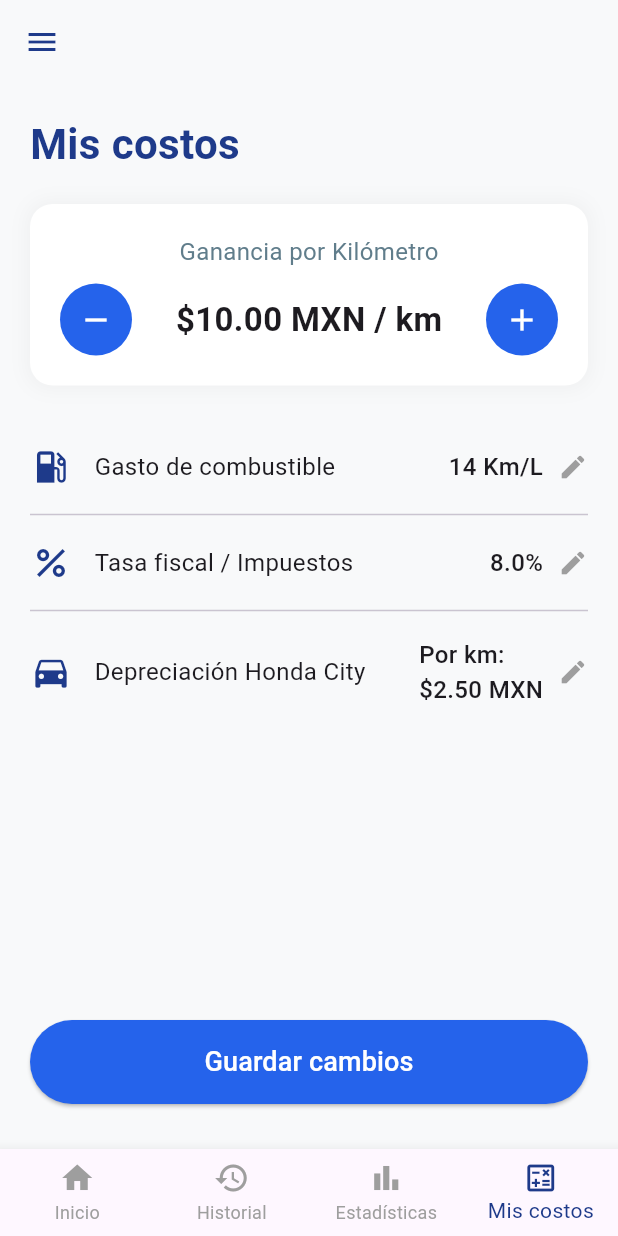
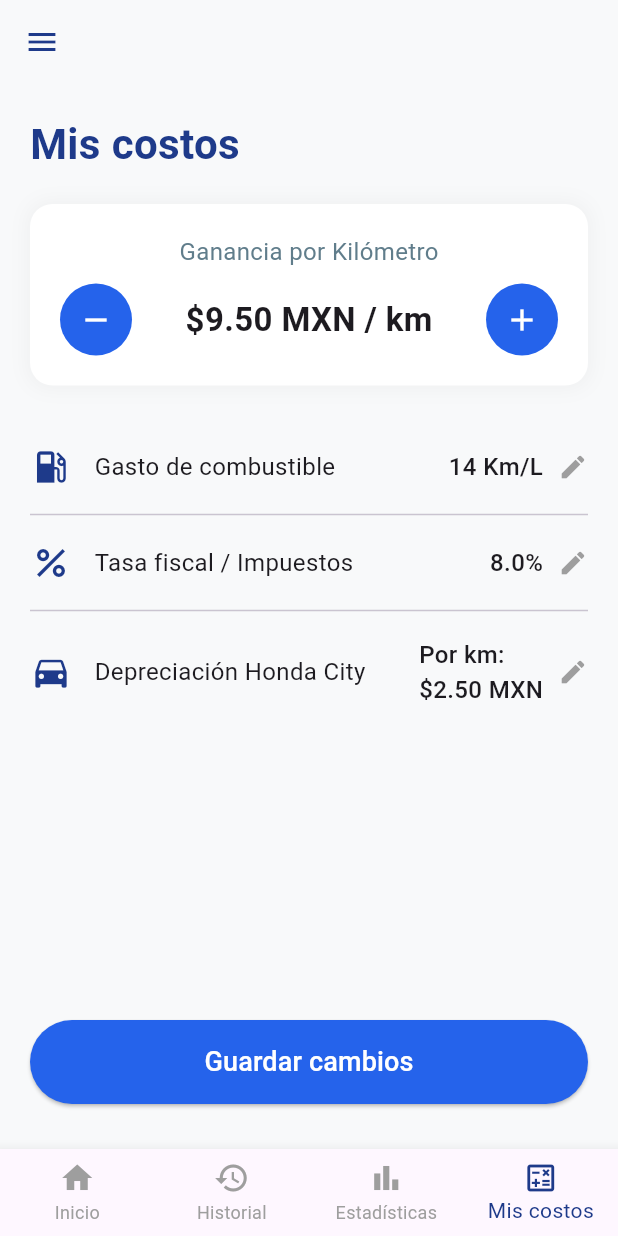
Before and after one commit to akalex5/masga_propio, a Flutter app: the screen it shows after launch, item 4 of the bottom bar chosen, after a tap on the "remove" icon, on a phone screen of 412 x 824 dp. Run offline on Flutter 3.47's test engine with Material 3 defaults, Android fonts, the phone set to English and light mode, and no system bars.

Commit message:
feat(costos): hacer interactivos los botones -/+ y la edicion de costos

```diff
--- a/lib/main.dart
+++ b/lib/main.dart
@@ -193,7 +193,7 @@ class HistorialScreen extends StatelessWidget {
               borderRadius: BorderRadius.circular(15),
               border: Border.all(color: const Color(0xFF1E3A8A)),
               boxShadow: [
-                BoxShadow(color: Colors.grey.withOpacity(0.2), blurRadius: 5, spreadRadius: 1),
+                BoxShadow(color: Colors.grey.withValues(alpha: 0.2), blurRadius: 5, spreadRadius: 1),
               ],
             ),
             child: const Row(
@@ -221,8 +221,96 @@ class EstadisticasScreen extends StatelessWidget {
   }
 }
 
-class MisCostosScreen extends StatelessWidget {
+class MisCostosScreen extends StatefulWidget {
   const MisCostosScreen({super.key});
+
+  @override
+  State<MisCostosScreen> createState() => _MisCostosScreenState();
+}
+
+class _MisCostosScreenState extends State<MisCostosScreen> {
+  double _gananciaPorKm = 10.00;
+  double _gastoCombustible = 14.0;
+  double _tasaImpuestos = 8.0;
+  double _depreciacionPorKm = 2.50;
+
+  void _cambiarGananciaPorKm(double delta) {
+    setState(() {
+      final nuevoValor = _gananciaPorKm + delta;
+      _gananciaPorKm = nuevoValor < 0 ? 0.0 : nuevoValor;
+    });
+  }
+
+  Future<void> _mostrarDialogoEdicion({
+    required String titulo,
+    required String sufijo,
+    required double valorActual,
+    required ValueChanged<double> onGuardar,
+  }) async {
+    final controller = TextEditingController(
+      text: valorActual.toStringAsFixed(2).replaceAll(RegExp(r'\.00$'), ''),
+    );
+
+    final resultado = await showDialog<double>(
+      context: context,
+      builder: (dialogContext) {
+        return AlertDialog(
+          title: Text(
+            titulo,
+            style: const TextStyle(color: Color(0xFF1E3A8A), fontWeight: FontWeight.bold),
+          ),
+          content: TextField(
+            controller: controller,
+            keyboardType: const TextInputType.numberWithOptions(decimal: true),
+            autofocus: true,
+            decoration: InputDecoration(
+              suffixText: sufijo,
+              border: const OutlineInputBorder(),
+            ),
+            onSubmitted: (texto) {
+              final valor = double.tryParse(texto.replaceAll(',', '.'));
+              if (valor != null && valor >= 0) {
+                Navigator.of(dialogContext).pop(valor);
+              }
+            },
+          ),
+          actions: [
+            TextButton(
+              onPressed: () => Navigator.of(dialogContext).pop(),
+              child: const Text('Cancelar'),
+            ),
+            ElevatedButton(
+              onPressed: () {
+                final valor = double.tryParse(controller.text.replaceAll(',', '.'));
+                if (valor != null && valor >= 0) {
+                  Navigator.of(dialogContext).pop(valor);
+                }
+              },
+              style: ElevatedButton.styleFrom(
+                backgroundColor: const Color(0xFF2563EB),
+              ),
+              child: const Text('Aceptar', style: TextStyle(color: Colors.white)),
+            ),
+          ],
+        );
+      },
+    );
+
+    WidgetsBinding.instance.addPostFrameCallback((_) {
+      controller.dispose();
+    });
+
+    if (resultado != null) {
+      setState(() {
+        onGuardar(resultado);
+      });
+    }
+  }
+
+  String _formatearCombustible(double valor) {
+    final texto = valor % 1 == 0 ? valor.toInt().toString() : valor.toStringAsFixed(1);
+    return '$texto Km/L';
+  }
 
   @override
   Widget build(BuildContext context) {
@@ -242,7 +330,7 @@ class MisCostosScreen extends StatelessWidget {
               color: Colors.white,
               borderRadius: BorderRadius.circular(15),
               boxShadow: [
-                BoxShadow(color: Colors.grey.withOpacity(0.1), blurRadius: 10, spreadRadius: 2),
+                BoxShadow(color: Colors.grey.withValues(alpha: 0.1), blurRadius: 10, spreadRadius: 2),
               ],
             ),
             child: Column(
@@ -252,25 +340,83 @@ class MisCostosScreen extends StatelessWidget {
                 Row(
                   mainAxisAlignment: MainAxisAlignment.spaceBetween,
                   children: [
-                    _buildCirculoBoton(Icons.remove),
-                    const Text('\$10.00 MXN / km', style: TextStyle(fontSize: 22, fontWeight: FontWeight.bold)),
-                    _buildCirculoBoton(Icons.add),
+                    _buildCirculoBoton(
+                      Icons.remove,
+                      onPressed: () => _cambiarGananciaPorKm(-0.50),
+                    ),
+                    InkWell(
+                      borderRadius: BorderRadius.circular(8),
+                      onTap: () => _mostrarDialogoEdicion(
+                        titulo: 'Ganancia por Kilómetro',
+                        sufijo: 'MXN / km',
+                        valorActual: _gananciaPorKm,
+                        onGuardar: (valor) => _gananciaPorKm = valor,
+                      ),
+                      child: Padding(
+                        padding: const EdgeInsets.symmetric(horizontal: 8.0, vertical: 4.0),
+                        child: Text(
+                          '\$${_gananciaPorKm.toStringAsFixed(2)} MXN / km',
+                          style: const TextStyle(fontSize: 22, fontWeight: FontWeight.bold),
+                        ),
+                      ),
+                    ),
+                    _buildCirculoBoton(
+                      Icons.add,
+                      onPressed: () => _cambiarGananciaPorKm(0.50),
+                    ),
                   ],
                 ),
               ],
             ),
           ),
           const SizedBox(height: 30),
-          _buildFilaCosto(Icons.local_gas_station, 'Gasto de combustible', '14 Km/L'),
+          _buildFilaCosto(
+            Icons.local_gas_station,
+            'Gasto de combustible',
+            _formatearCombustible(_gastoCombustible),
+            onTap: () => _mostrarDialogoEdicion(
+              titulo: 'Gasto de combustible',
+              sufijo: 'Km/L',
+              valorActual: _gastoCombustible,
+              onGuardar: (valor) => _gastoCombustible = valor,
+            ),
+          ),
           const Divider(),
-          _buildFilaCosto(Icons.percent, 'Tasa fiscal / Impuestos', '8.0%'),
+          _buildFilaCosto(
+            Icons.percent,
+            'Tasa fiscal / Impuestos',
+            '${_tasaImpuestos.toStringAsFixed(1)}%',
+            onTap: () => _mostrarDialogoEdicion(
+              titulo: 'Tasa fiscal / Impuestos',
+              sufijo: '%',
+              valorActual: _tasaImpuestos,
+              onGuardar: (valor) => _tasaImpuestos = valor,
+            ),
+          ),
           const Divider(),
-          _buildFilaCosto(Icons.directions_car, 'Depreciación Honda City', 'Por km:\n\$2.50 MXN'),
+          _buildFilaCosto(
+            Icons.directions_car,
+            'Depreciación Honda City',
+            'Por km:\n\$${_depreciacionPorKm.toStringAsFixed(2)} MXN',
+            onTap: () => _mostrarDialogoEdicion(
+              titulo: 'Depreciación por km',
+              sufijo: 'MXN / km',
+              valorActual: _depreciacionPorKm,
+              onGuardar: (valor) => _depreciacionPorKm = valor,
+            ),
+          ),
           const Spacer(),
           SizedBox(
             width: double.infinity,
             child: ElevatedButton(
-              onPressed: () {},
+              onPressed: () {
+                ScaffoldMessenger.of(context).showSnackBar(
+                  const SnackBar(
+                    content: Text('Costos guardados correctamente'),
+                    backgroundColor: Color(0xFF1E3A8A),
+                  ),
+                );
+              },
               style: ElevatedButton.styleFrom(
                 backgroundColor: const Color(0xFF2563EB),
                 padding: const EdgeInsets.symmetric(vertical: 15),
@@ -285,15 +431,26 @@ class MisCostosScreen extends StatelessWidget {
     );
   }
 
-  Widget _buildCirculoBoton(IconData icon) {
+  Widget _buildCirculoBoton(IconData icon, {required VoidCallback onPressed}) {
     return Container(
       decoration: const BoxDecoration(color: Color(0xFF2563EB), shape: BoxShape.circle),
-      child: IconButton(icon: Icon(icon, color: Colors.white), onPressed: () {}),
+      child: IconButton(
+        icon: Icon(icon, color: Colors.white),
+        onPressed: onPressed,
+      ),
     );
   }
 
-  Widget _buildFilaCosto(IconData icon, String titulo, String valor) {
-    return Padding(
+  Widget _buildFilaCosto(
+    IconData icon,
+    String titulo,
+    String valor, {
+    required VoidCallback onTap,
+  }) {
+    return InkWell(
+      borderRadius: BorderRadius.circular(8),
+      onTap: onTap,
+      child: Padding(
         padding: const EdgeInsets.symmetric(vertical: 10.0),
         child: Row(
           children: [
@@ -305,6 +462,7 @@ class MisCostosScreen extends StatelessWidget {
             const Icon(Icons.edit, color: Colors.grey, size: 20),
           ],
         ),
+      ),
     );
   }
 }
```
Lines whose indentation alone changed are shown as unchanged.
